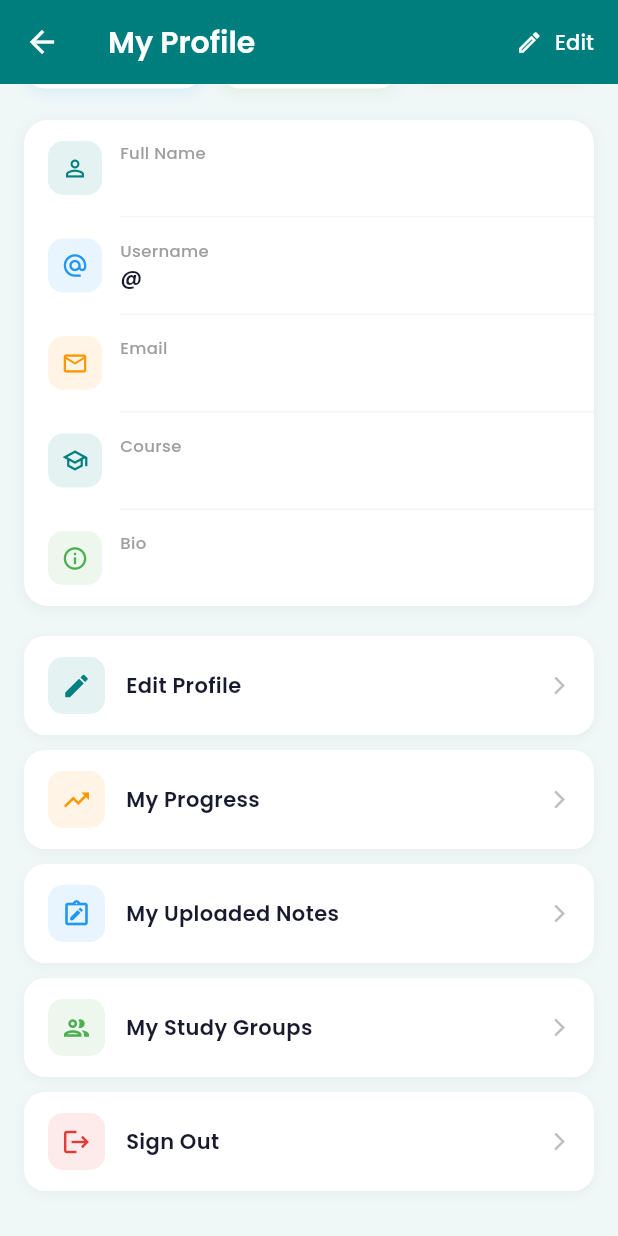
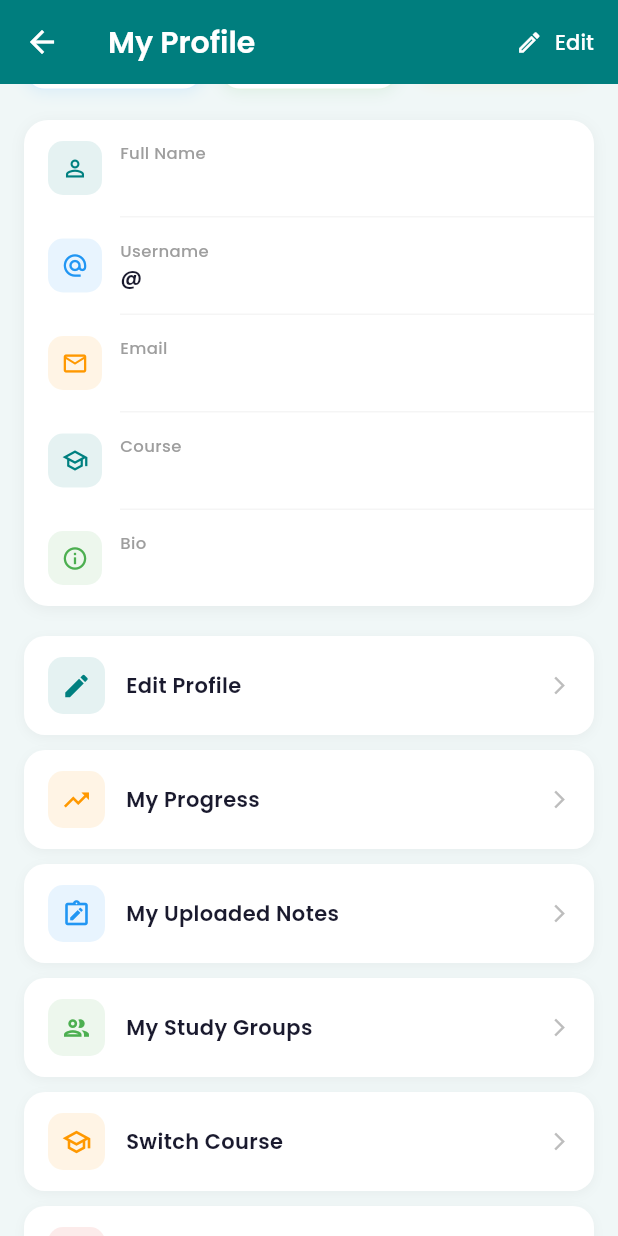
Before and after one commit to pleasurenayebare-tech/smart-study-buddy-app, a Flutter app: the ProfileScreen screen opened directly, scrolled down 393 dp, on a phone screen of 412 x 824 dp. Run offline on Flutter 3.47's test engine with Material 3 defaults, Android fonts, the phone set to English and light mode, and no system bars; our stand-ins replace cloud_firestore, file_picker, firebase_auth, firebase_core, firebase_storage, google_fonts; accounts and stored records are empty; network calls fail.

Commit message:
Update profile_screen.dart

```diff
--- a/lib/screens/profile_screen.dart
+++ b/lib/screens/profile_screen.dart
@@ -3,6 +3,7 @@ import '../firebase_service.dart';
 import '../theme.dart';
 import 'edit_profile_screen.dart';
 import 'progress_screen.dart';
+import 'switch_course_screen.dart';
 
 class ProfileScreen extends StatefulWidget {
   const ProfileScreen({super.key});
@@ -185,6 +186,10 @@ class _ProfileScreenState extends State<ProfileScreen> {
                           const SizedBox(height: 10),
                           _buildActionButton('My Study Groups', Icons.group_outlined, AppTheme.success, () {}),
                           const SizedBox(height: 10),
+                          _buildActionButton('Switch Course', Icons.school_outlined, AppTheme.warning, () {
+                            Navigator.push(context, MaterialPageRoute(builder: (_) => const SwitchCourseScreen()));
+                          }),
+                          const SizedBox(height: 10),
                           _buildActionButton('Sign Out', Icons.logout, AppTheme.error, () async {
                             await _service.signOut();
                           }),
```
